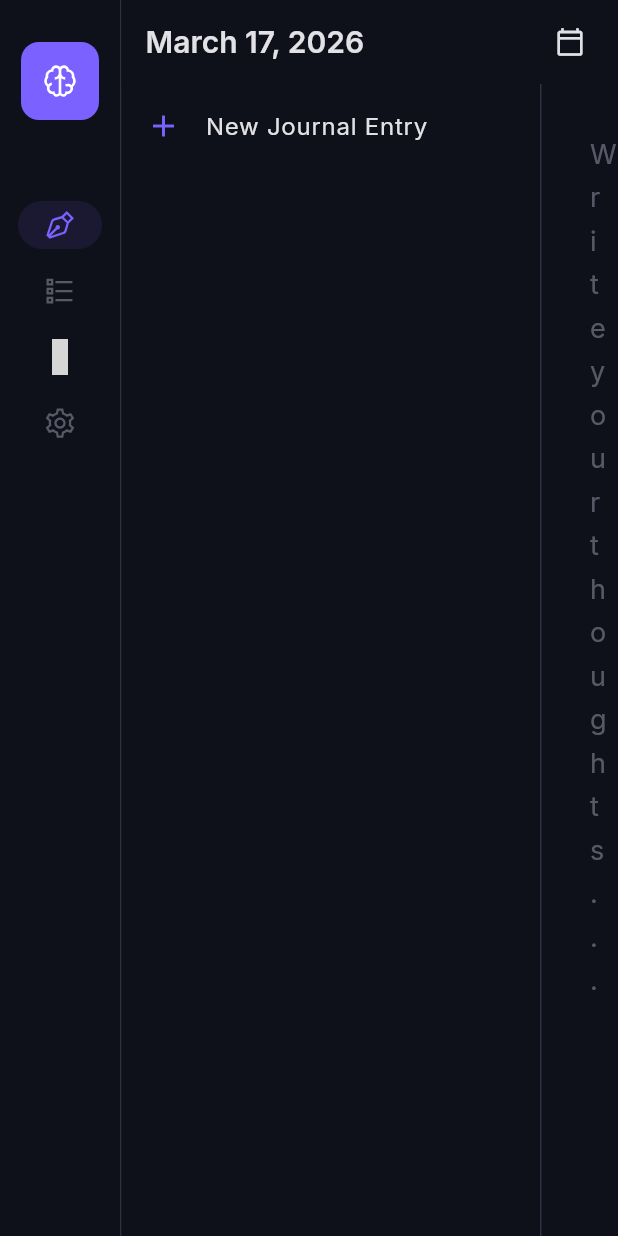
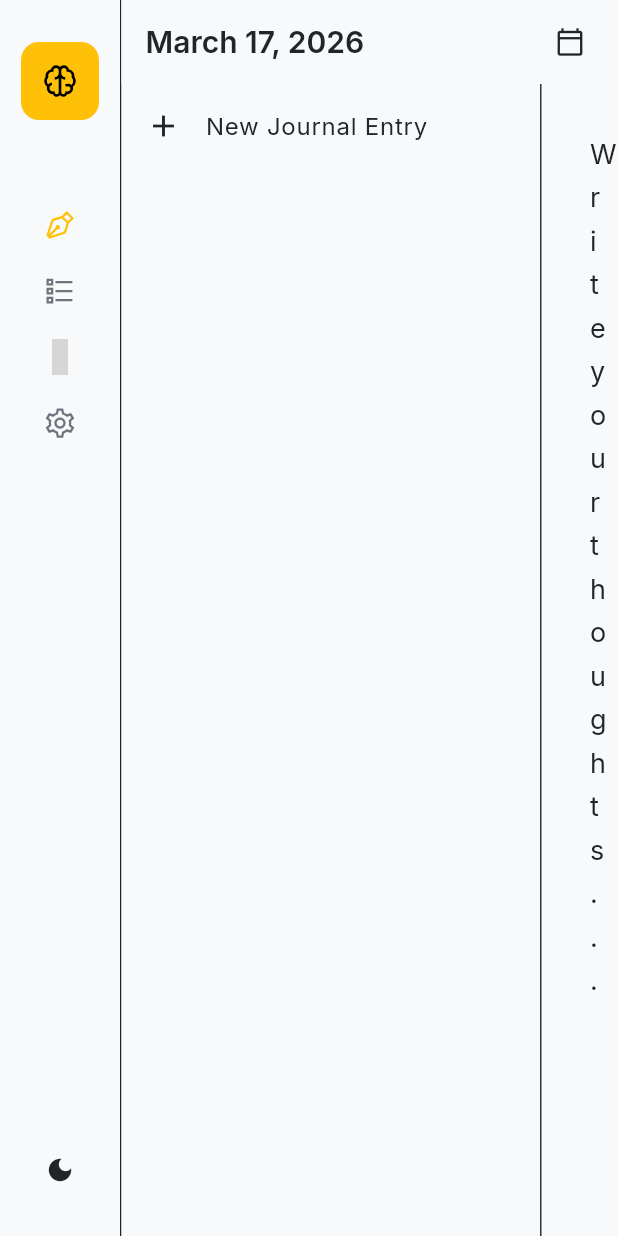
Before and after one commit to maskedsyntax/patterns, a Flutter app: the screen it shows after launch, on a phone screen of 412 x 824 dp. Run offline on Flutter 3.47's test engine with Material 3 defaults, Android fonts, the phone set to English and light mode, and no system bars; our stand-ins replace flutter_riverpod, google_fonts, line_icons, sqflite_common_ffi; accounts and stored records are empty; statements that could not run were skipped; grey boxes are pictures that could not be loaded.

Commit message:
Add yellow primary theme with support for light and dark modes

```diff
--- a/lib/main.dart
+++ b/lib/main.dart
@@ -5,6 +5,8 @@ import 'package:line_icons/line_icons.dart';
 import 'theme/app_theme.dart';
 import 'screens/journal_screen.dart';
 import 'screens/ocd_tracker_screen.dart';
+
+final themeModeProvider = StateProvider<ThemeMode>((ref) => ThemeMode.system);
 
 void main() {
   WidgetsFlutterBinding.ensureInitialized();
@@ -15,28 +17,32 @@ void main() {
   );
 }
 
-class PatternsApp extends StatelessWidget {
+class PatternsApp extends ConsumerWidget {
   const PatternsApp({super.key});
 
   @override
-  Widget build(BuildContext context) {
+  Widget build(BuildContext context, WidgetRef ref) {
+    final themeMode = ref.watch(themeModeProvider);
+
     return MaterialApp(
       title: 'Patterns',
       debugShowCheckedModeBanner: false,
-      theme: AppTheme.darkTheme,
+      theme: AppTheme.lightTheme,
+      darkTheme: AppTheme.darkTheme,
+      themeMode: themeMode,
       home: const HomeScreen(),
     );
   }
 }
 
-class HomeScreen extends StatefulWidget {
+class HomeScreen extends ConsumerStatefulWidget {
   const HomeScreen({super.key});
 
   @override
-  State<HomeScreen> createState() => _HomeScreenState();
+  ConsumerState<HomeScreen> createState() => _HomeScreenState();
 }
 
-class _HomeScreenState extends State<HomeScreen> {
+class _HomeScreenState extends ConsumerState<HomeScreen> {
   int _selectedIndex = 0;
 
   final List<Widget> _screens = [
@@ -48,6 +54,8 @@ class _HomeScreenState extends State<HomeScreen> {
 
   @override
   Widget build(BuildContext context) {
+    final theme = Theme.of(context);
+
     return Scaffold(
       body: Row(
         children: [
@@ -55,23 +63,41 @@ class _HomeScreenState extends State<HomeScreen> {
             selectedIndex: _selectedIndex,
             onDestinationSelected: (index) => setState(() => _selectedIndex = index),
             labelType: NavigationRailLabelType.none,
-            backgroundColor: AppTheme.backgroundColor,
-            indicatorColor: AppTheme.accentColor.withOpacity(0.1),
-            selectedIconTheme: const IconThemeData(color: AppTheme.accentColor),
-            unselectedIconTheme: IconThemeData(color: AppTheme.textSecondary.withOpacity(0.5)),
             leading: Column(
               children: [
                 const SizedBox(height: 20),
                 Container(
                   padding: const EdgeInsets.all(12),
                   decoration: BoxDecoration(
-                    color: AppTheme.accentColor,
+                    color: theme.colorScheme.primary,
                     borderRadius: BorderRadius.circular(12),
                   ),
-                  child: const Icon(LineIcons.brain, color: Colors.white, size: 28),
+                  child: const Icon(LineIcons.brain, color: Colors.black, size: 28),
                 ),
                 const SizedBox(height: 40),
               ],
+            ),
+            trailing: Expanded(
+              child: Align(
+                alignment: Alignment.bottomCenter,
+                child: Padding(
+                  padding: const EdgeInsets.only(bottom: 20.0),
+                  child: IconButton(
+                    icon: Icon(
+                      ref.watch(themeModeProvider) == ThemeMode.dark ? Icons.light_mode : Icons.dark_mode,
+                      size: 20,
+                    ),
+                    onPressed: () {
+                      final current = ref.read(themeModeProvider);
+                      if (current == ThemeMode.dark) {
+                        ref.read(themeModeProvider.notifier).state = ThemeMode.light;
+                      } else {
+                        ref.read(themeModeProvider.notifier).state = ThemeMode.dark;
+                      }
+                    },
+                  ),
+                ),
+              ),
             ),
             destinations: const [
               NavigationRailDestination(
--- a/lib/theme/app_theme.dart
+++ b/lib/theme/app_theme.dart
@@ -2,67 +2,99 @@ import 'package:flutter/material.dart';
 import 'package:google_fonts/google_fonts.dart';
 
 class AppTheme {
-  static const Color primaryColor = Color(0xFF6200EE);
-  static const Color secondaryColor = Color(0xFF03DAC6);
-  static const Color backgroundColor = Color(0xFF0F111A);
-  static const Color surfaceColor = Color(0xFF1B1E2B);
-  static const Color accentColor = Color(0xFF7B61FF);
-  static const Color textPrimary = Color(0xFFE1E1E6);
-  static const Color textSecondary = Color(0xFFA1A1B2);
+  static const Color primaryYellow = Color(0xFFFFD700);
+  static const Color primaryYellowDark = Color(0xFFFFC107);
+
+  // Dark Palette
+  static const Color darkBg = Color(0xFF0F111A);
+  static const Color darkSurface = Color(0xFF1B1E2B);
+  static const Color darkTextPrimary = Color(0xFFE1E1E6);
+  static const Color darkTextSecondary = Color(0xFFA1A1B2);
+
+  // Light Palette
+  static const Color lightBg = Color(0xFFF8F9FA);
+  static const Color lightSurface = Color(0xFFFFFFFF);
+  static const Color lightTextPrimary = Color(0xFF212529);
+  static const Color lightTextSecondary = Color(0xFF6C757D);
 
   static ThemeData darkTheme = ThemeData(
     useMaterial3: true,
     brightness: Brightness.dark,
     colorScheme: ColorScheme.dark(
-      primary: accentColor,
-      secondary: secondaryColor,
-      surface: surfaceColor,
-      background: backgroundColor,
-      onPrimary: Colors.white,
-      onSurface: textPrimary,
-      onBackground: textPrimary,
+      primary: primaryYellow,
+      onPrimary: Colors.black,
+      secondary: primaryYellow,
+      surface: darkSurface,
+      background: darkBg,
+      onSurface: darkTextPrimary,
+      onBackground: darkTextPrimary,
     ),
-    scaffoldBackgroundColor: backgroundColor,
+    scaffoldBackgroundColor: darkBg,
     textTheme: GoogleFonts.interTextTheme().apply(
-      bodyColor: textPrimary,
-      displayColor: textPrimary,
+      bodyColor: darkTextPrimary,
+      displayColor: darkTextPrimary,
     ),
     cardTheme: CardThemeData(
-      color: surfaceColor,
+      color: darkSurface,
       elevation: 0,
       shape: RoundedRectangleBorder(borderRadius: BorderRadius.circular(16)),
     ),
+    navigationRailTheme: const NavigationRailThemeData(
+      backgroundColor: darkBg,
+      selectedIconTheme: IconThemeData(color: primaryYellow),
+      unselectedIconTheme: IconThemeData(color: darkTextSecondary),
+      indicatorColor: Colors.transparent,
+    ),
     appBarTheme: AppBarTheme(
-      backgroundColor: backgroundColor,
+      backgroundColor: darkBg,
       elevation: 0,
       centerTitle: false,
       titleTextStyle: GoogleFonts.inter(
         fontSize: 20,
         fontWeight: FontWeight.w600,
-        color: textPrimary,
+        color: darkTextPrimary,
       ),
     ),
-    dividerTheme: const DividerThemeData(
-      color: Color(0xFF2D3142),
-      thickness: 1,
+  );
+
+  static ThemeData lightTheme = ThemeData(
+    useMaterial3: true,
+    brightness: Brightness.light,
+    colorScheme: ColorScheme.light(
+      primary: primaryYellowDark,
+      onPrimary: Colors.black,
+      secondary: primaryYellowDark,
+      surface: lightSurface,
+      background: lightBg,
+      onSurface: lightTextPrimary,
+      onBackground: lightTextPrimary,
     ),
-    inputDecorationTheme: InputDecorationTheme(
-      filled: true,
-      fillColor: surfaceColor,
-      border: OutlineInputBorder(
-        borderRadius: BorderRadius.circular(12),
-        borderSide: BorderSide.none,
+    scaffoldBackgroundColor: lightBg,
+    textTheme: GoogleFonts.interTextTheme().apply(
+      bodyColor: lightTextPrimary,
+      displayColor: lightTextPrimary,
+    ),
+    cardTheme: CardThemeData(
+      color: lightSurface,
+      elevation: 2,
+      shadowColor: Colors.black12,
+      shape: RoundedRectangleBorder(borderRadius: BorderRadius.circular(16)),
+    ),
+    navigationRailTheme: const NavigationRailThemeData(
+      backgroundColor: lightBg,
+      selectedIconTheme: IconThemeData(color: primaryYellowDark),
+      unselectedIconTheme: IconThemeData(color: lightTextSecondary),
+      indicatorColor: Colors.transparent,
+    ),
+    appBarTheme: AppBarTheme(
+      backgroundColor: lightBg,
+      elevation: 0,
+      centerTitle: false,
+      titleTextStyle: GoogleFonts.inter(
+        fontSize: 20,
+        fontWeight: FontWeight.w600,
+        color: lightTextPrimary,
       ),
-      enabledBorder: OutlineInputBorder(
-        borderRadius: BorderRadius.circular(12),
-        borderSide: const BorderSide(color: Color(0xFF2D3142), width: 1),
-      ),
-      focusedBorder: OutlineInputBorder(
-        borderRadius: BorderRadius.circular(12),
-        borderSide: const BorderSide(color: accentColor, width: 2),
-      ),
-      labelStyle: TextStyle(color: textSecondary),
-      hintStyle: TextStyle(color: textSecondary.withOpacity(0.5)),
     ),
   );
 }
```
